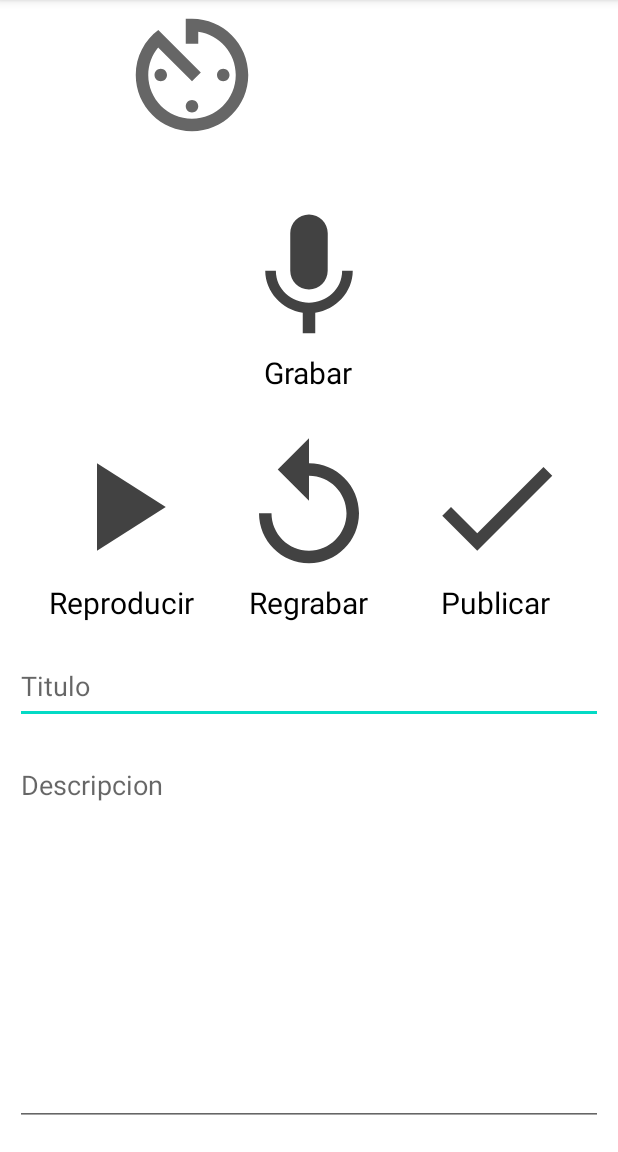
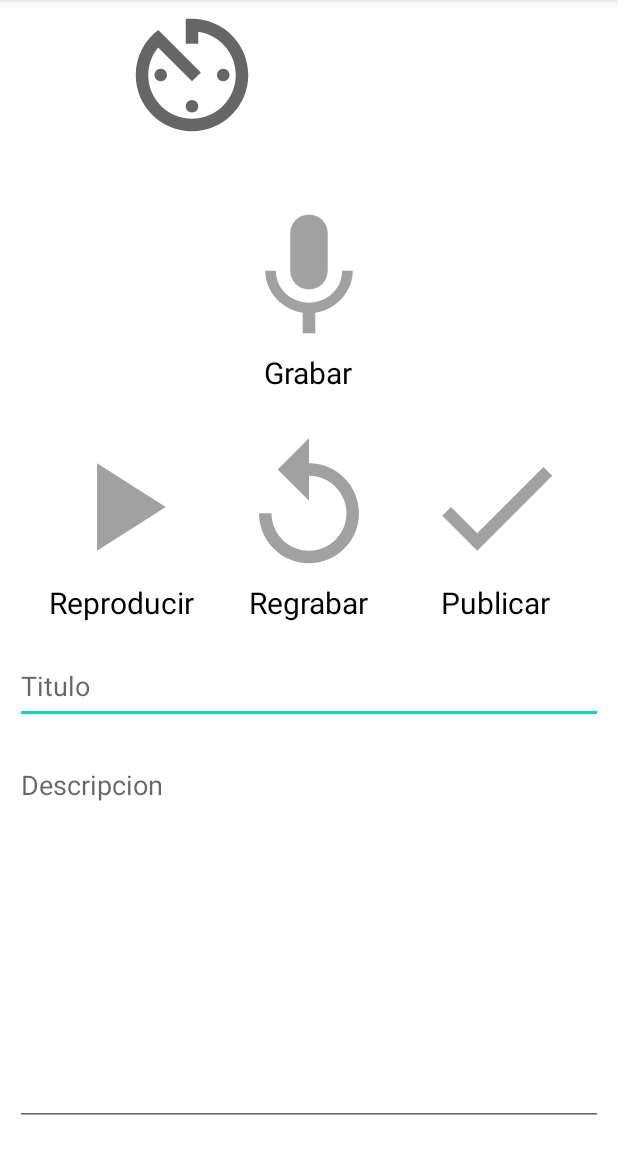
Before and after one commit to Santia545/GuitarTraina-Android, an Android app: the RecorderActivity screen opened directly, with no data from a screen before it, after a tap on an icon or button, on a phone screen of 412 x 824 dp, the part 84-1236 px from its top. Run offline under Robolectric (Android 15) with nearby library versions, the phone set to English and light mode, and no system bars; network calls fail.

Commit message:
attemp to record to external storage, added permissions to manifest

```diff
--- a/app/src/main/AndroidManifest.xml
+++ b/app/src/main/AndroidManifest.xml
@@ -8,7 +8,8 @@
     <uses-permission android:name="android.permission.RECORD_AUDIO" />
     <uses-permission android:name="android.permission.INTERNET" />
     <uses-permission android:name="android.permission.ACCESS_NETWORK_STATE" />
-
+    <uses-permission android:name="android.permission.WRITE_EXTERNAL_STORAGE" />
+    <uses-permission android:name="android.permission.READ_EXTERNAL_STORAGE" />
     <application
         android:allowBackup="false"
         android:fullBackupContent="false"
--- a/app/src/main/java/com/example/guitartraina/activities/ranking/RecorderActivity.java
+++ b/app/src/main/java/com/example/guitartraina/activities/ranking/RecorderActivity.java
@@ -1,27 +1,115 @@
 package com.example.guitartraina.activities.ranking;
 
+import static android.media.AudioFormat.CHANNEL_IN_MONO;
+import static android.media.AudioFormat.ENCODING_PCM_16BIT;
+
 import androidx.appcompat.app.AppCompatActivity;
+import androidx.preference.PreferenceManager;
 
+import android.content.SharedPreferences;
+import android.media.AudioRecord;
 import android.os.Bundle;
+import android.os.Environment;
+import android.os.Handler;
 import android.widget.EditText;
 import android.widget.ImageButton;
 import android.widget.TextView;
+import android.widget.Toast;
 
 import com.example.guitartraina.R;
+
+import java.io.File;
+import java.io.FileNotFoundException;
+import java.io.RandomAccessFile;
+
+import be.tarsos.dsp.AudioDispatcher;
+import be.tarsos.dsp.AudioProcessor;
+import be.tarsos.dsp.GainProcessor;
+import be.tarsos.dsp.io.TarsosDSPAudioFormat;
+import be.tarsos.dsp.io.android.AudioDispatcherFactory;
+import be.tarsos.dsp.writer.WriterProcessor;
 
 public class RecorderActivity extends AppCompatActivity {
     private EditText etTitle, etDesc;
     private ImageButton btnPlay, btnRecord, btnReRecord, btnPublish;
     private TextView tvSeconds, tvNoteCounter;
+    private Thread recorderThread = null;
+    private AudioDispatcher dispatcher = null;
+    private final int SAMPLE_RATE = 44100;
+    private final int RECORD_BUFFER_SIZE = AudioRecord.getMinBufferSize(SAMPLE_RATE, CHANNEL_IN_MONO, ENCODING_PCM_16BIT);
+    private final int RECORD_BUFFER_OVERLAP = RECORD_BUFFER_SIZE / 2;
+    private final Runnable stopRecording= () -> Toast.makeText(RecorderActivity.this,"Deteniendo",Toast.LENGTH_SHORT).show();;
+    private final Handler handler = new Handler();
+
     @Override
     protected void onCreate(Bundle savedInstanceState) {
         super.onCreate(savedInstanceState);
         setContentView(R.layout.activity_recorder);
+
         btnRecord=findViewById(R.id.record_btn);
         btnPlay=findViewById(R.id.play_btn);
+        btnReRecord=findViewById(R.id.re_record_btn);
+        btnPublish=findViewById(R.id.publish_btn);
+        disablePlayReRecordPublishButtons();
         btnRecord.setOnClickListener(view -> {
             view.setEnabled(false);
-
+            view.setAlpha(0.5f);
+            recordAudio();
+            handler.postDelayed(stopRecording,5000);
         });
     }
+
+    private void disablePlayReRecordPublishButtons() {
+        btnPlay.setEnabled(false);
+        btnReRecord.setEnabled(false);
+        btnPublish.setEnabled(false);
+        btnPlay.setAlpha(0.5f);
+        btnReRecord.setAlpha(0.5f);
+        btnPublish.setAlpha(0.5f);
+    }
+
+    private void recordAudio() {
+        int CHANNELS = 1;
+        int BIT_DEPTH = 16;
+        boolean BIG_ENDIAN = false;
+        int SAMPLE_RATE = 44100;
+        TarsosDSPAudioFormat audioFormat = new TarsosDSPAudioFormat(TarsosDSPAudioFormat.Encoding.PCM_SIGNED, SAMPLE_RATE, BIT_DEPTH, CHANNELS, 2, 1, BIG_ENDIAN);
+        double gain = getGainFromPreferences();
+        dispatcher = AudioDispatcherFactory.fromDefaultMicrophone(SAMPLE_RATE, RECORD_BUFFER_SIZE, RECORD_BUFFER_OVERLAP);
+        RandomAccessFile randomAccessFile=null;
+        try {
+             randomAccessFile= new RandomAccessFile(Environment.getExternalStorageDirectory() + "/audioTest.wav", "rw");
+        }catch(FileNotFoundException notFoundException){
+            File file = new File(Environment.getExternalStorageDirectory(), "audioTest.wav");
+            try {
+                randomAccessFile = new RandomAccessFile(file, "rw");
+            }catch(Exception ignored){
+
+            }
+        }
+        AudioProcessor gainProcessor = new GainProcessor(gain);
+        WriterProcessor writerProcessor = new WriterProcessor(audioFormat,randomAccessFile);
+        dispatcher.addAudioProcessor(gainProcessor);
+        dispatcher.addAudioProcessor(writerProcessor);
+        recorderThread = new Thread(dispatcher, "Audio Dispatcher");
+        recorderThread.setPriority(Thread.MAX_PRIORITY);
+        recorderThread.start();
+    }
+    private double getGainFromPreferences() {
+        SharedPreferences sharedPreferences = PreferenceManager.getDefaultSharedPreferences(RecorderActivity.this);
+        int microphoneGain = sharedPreferences.getInt("microphone_gain", 10);
+        return microphoneGain/10.d;
+    }
+
+    @Override
+    protected void onDestroy() {
+        super.onDestroy();
+        handler.removeCallbacks(stopRecording);
+    }
+
+    @Override
+    public void onBackPressed() {
+        super.onBackPressed();
+        finish();
+    }
 }
```
